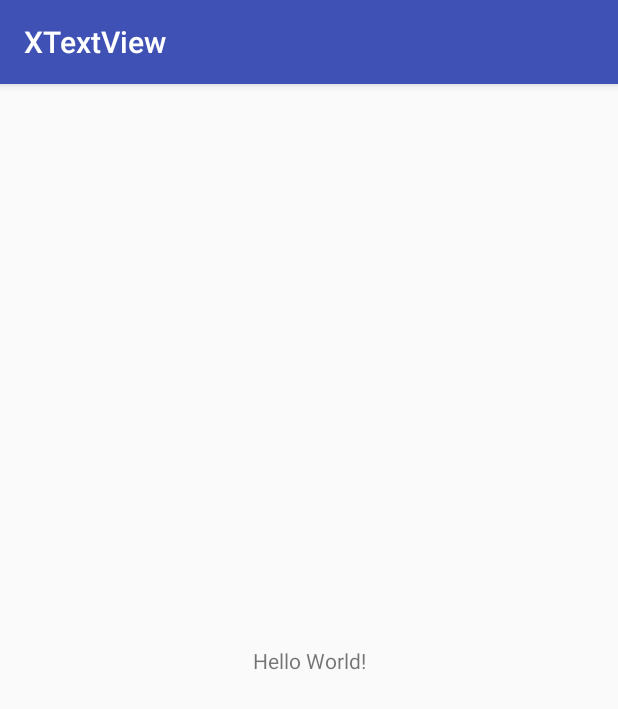
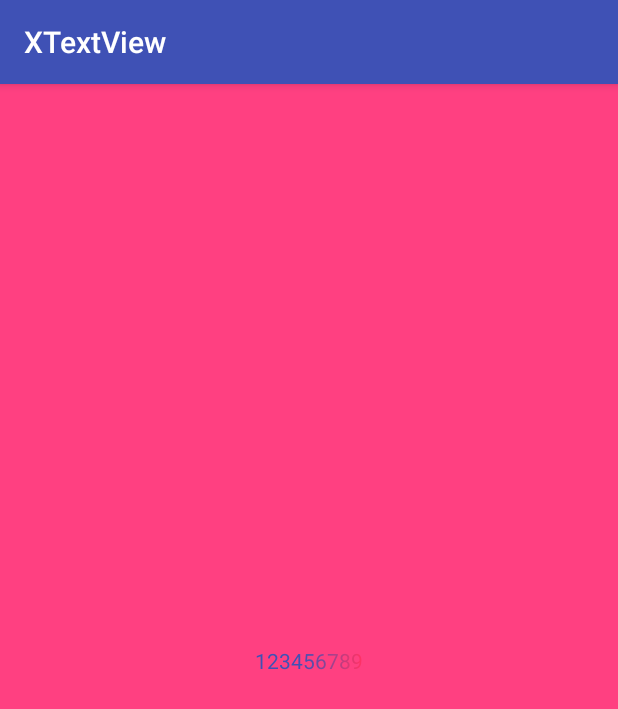
Before and after one commit to GeekBugs/XTextView, an Android app: the screen it shows after launch (MainActivity), on a phone screen of 412 x 824 dp. Shown: the top 709 px of the screen. Run offline under Robolectric (Android 15) with nearby library versions, the phone set to English and light mode, and no system bars.

Commit message:
1. 增加自定义属性

```diff
--- a/app/build.gradle
+++ b/app/build.gradle
@@ -20,11 +20,12 @@ android {
 }
 
 dependencies {
-    compile fileTree(dir: 'libs', include: ['*.jar'])
+    compile fileTree(include: ['*.jar'], dir: 'libs')
     androidTestCompile('com.android.support.test.espresso:espresso-core:2.2.2', {
         exclude group: 'com.android.support', module: 'support-annotations'
     })
     compile 'com.android.support:appcompat-v7:26.+'
     compile 'com.android.support.constraint:constraint-layout:1.0.2'
     testCompile 'junit:junit:4.12'
+    compile project(':library')
 }
--- a/app/src/main/res/layout/activity_main.xml
+++ b/app/src/main/res/layout/activity_main.xml
@@ -6,16 +6,21 @@
     android:layout_width="match_parent"
     android:layout_height="match_parent"
     tools:context="com.f1reking.xtextview.MainActivity"
+    android:background="@color/colorAccent"
     >
 
-    <TextView
+    <com.f1reking.library.GradientTextView
         android:layout_width="wrap_content"
         android:layout_height="wrap_content"
-        android:text="Hello World!"
+        android:text="123456789"
         app:layout_constraintBottom_toBottomOf="parent"
         app:layout_constraintLeft_toLeftOf="parent"
         app:layout_constraintRight_toRightOf="parent"
+        android:textColor="#ffffff"
         app:layout_constraintTop_toTopOf="parent"
+        app:gradientLength="5"
+        app:startColor="@color/colorPrimary"
+        app:endColor="#ff3265"
         />
 
 </android.support.constraint.ConstraintLayout>
--- a/library/src/main/java/com/f1reking/library/GradientTextView.java
+++ b/library/src/main/java/com/f1reking/library/GradientTextView.java
@@ -2,6 +2,7 @@ package com.f1reking.library;
 
 import android.annotation.SuppressLint;
 import android.content.Context;
+import android.content.res.TypedArray;
 import android.graphics.Canvas;
 import android.graphics.Color;
 import android.graphics.LinearGradient;
@@ -9,6 +10,7 @@ import android.graphics.Paint;
 import android.graphics.Rect;
 import android.graphics.Shader;
 import android.util.AttributeSet;
+import android.util.Log;
 import android.widget.TextView;
 
 /**
@@ -19,10 +21,18 @@ import android.widget.TextView;
 
 public class GradientTextView extends TextView {
 
+    private static final String TAG = GradientTextView.class.getSimpleName();
+
     private LinearGradient mLinearGradient;
     private Paint mPaint;
     private Rect mTextBound = new Rect();
     private Rect mLastTextBound = new Rect();
+    //渐变色长度
+    private int gradientLength = 3;
+    //渐变开始颜色
+    private int startColor = Color.WHITE;
+    //渐变结束颜色
+    private int endColor = Color.TRANSPARENT;
 
     public GradientTextView(Context context) {
         this(context, null);
@@ -34,6 +44,11 @@ public class GradientTextView extends TextView {
 
     public GradientTextView(Context context, AttributeSet attrs, int defStyleAttr) {
         super(context, attrs, defStyleAttr);
+        TypedArray typedArray = context.obtainStyledAttributes(attrs, R.styleable.GradientTextView);
+        gradientLength = typedArray.getInteger(R.styleable.GradientTextView_gradientLength, gradientLength);
+        startColor = typedArray.getColor(R.styleable.GradientTextView_startColor, startColor);
+        endColor = typedArray.getColor(R.styleable.GradientTextView_endColor, endColor);
+        typedArray.recycle();
     }
 
     @SuppressLint("DrawAllocation")
@@ -42,11 +57,11 @@ public class GradientTextView extends TextView {
         super.onDraw(canvas);
         mPaint = getPaint();
         String content = getText().toString();
-        if (content.length() > 4) {
+        if (content.length() > gradientLength + 1) {
             mPaint.getTextBounds(content, 0, content.length(), mTextBound);
-            mPaint.getTextBounds(content, content.length() - 3, content.length(), mLastTextBound);
+            mPaint.getTextBounds(content, content.length() - gradientLength, content.length(), mLastTextBound);
             mLinearGradient = new LinearGradient(mTextBound.width() - mLastTextBound.width(), 0, mTextBound.width(), 0,
-                new int[] { Color.WHITE, Color.TRANSPARENT }, null, Shader.TileMode.CLAMP);
+                new int[] { startColor, endColor }, null, Shader.TileMode.CLAMP);
             mPaint.setShader(mLinearGradient);
             canvas.drawText(content, getMeasuredWidth() / 2 - mTextBound.width() / 2,
                 getMeasuredHeight() + mTextBound.height(), mPaint);
```
Also changed, not shown: library/src/main/res/values/attrs.xml (added, +8 -0 lines).
